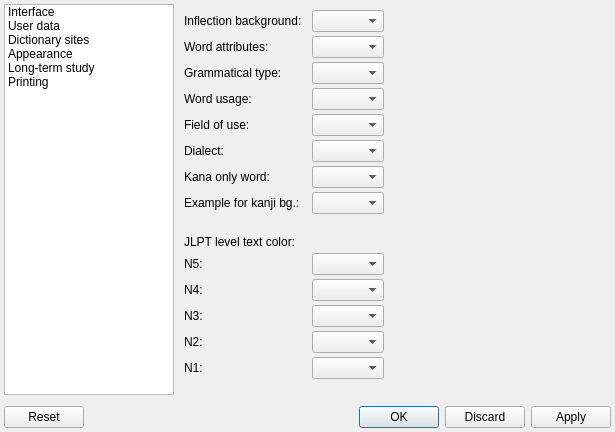
Old version of the form settingsform.ui in the repository z1dev/zkanji.
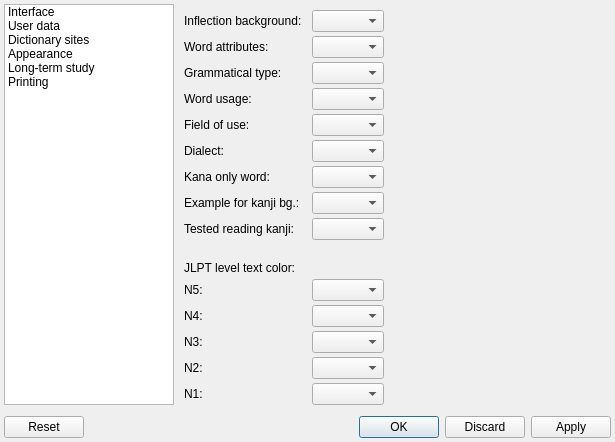
New version of the form. The open tabs and pages were chosen to show the change. Icons and pictures are not drawn. Custom widgets are drawn as their Qt base class.

Commit message: Fixes to the long term and normal study: *Hiding "show hint"  moved the undo box. *Wrong primary hint was used,  everything had the kanji hint. *Hint labels were changing sizes, *Coloring current kanji in words in the kanji reading practice window. *Added a new color setting for this.

What changed in the file:
```diff
--- a/settingsform.ui
+++ b/settingsform.ui
@@ -7,7 +7,7 @@
     <x>0</x>
     <y>0</y>
     <width>577</width>
-    <height>430</height>
+    <height>417</height>
    </rect>
   </property>
   <property name="windowTitle">
@@ -3300,7 +3300,7 @@
                 </property>
                </widget>
               </item>
-              <item row="8" column="1">
+              <item row="9" column="1">
                <spacer name="verticalSpacer_18">
                 <property name="orientation">
                  <enum>Qt::Vertical</enum>
@@ -3316,7 +3316,7 @@
                 </property>
                </spacer>
               </item>
-              <item row="10" column="0">
+              <item row="11" column="0">
                <widget class="QLabel" name="label_67">
                 <property name="sizePolicy">
                  <sizepolicy hsizetype="Fixed" vsizetype="Preferred">
@@ -3329,7 +3329,7 @@
                 </property>
                </widget>
               </item>
-              <item row="10" column="1">
+              <item row="11" column="1">
                <widget class="ZColorComboBox" name="colN5CBox">
                 <property name="sizePolicy">
                  <sizepolicy hsizetype="Fixed" vsizetype="Fixed">
@@ -3339,7 +3339,7 @@
                 </property>
                </widget>
               </item>
-              <item row="11" column="0">
+              <item row="12" column="0">
                <widget class="QLabel" name="label_68">
                 <property name="sizePolicy">
                  <sizepolicy hsizetype="Fixed" vsizetype="Preferred">
@@ -3352,7 +3352,7 @@
                 </property>
                </widget>
               </item>
-              <item row="11" column="1">
+              <item row="12" column="1">
                <widget class="ZColorComboBox" name="colN4CBox">
                 <property name="sizePolicy">
                  <sizepolicy hsizetype="Fixed" vsizetype="Fixed">
@@ -3362,7 +3362,7 @@
                 </property>
                </widget>
               </item>
-              <item row="12" column="0">
+              <item row="13" column="0">
                <widget class="QLabel" name="label_69">
                 <property name="sizePolicy">
                  <sizepolicy hsizetype="Fixed" vsizetype="Preferred">
@@ -3375,7 +3375,7 @@
                 </property>
                </widget>
               </item>
-              <item row="12" column="1">
+              <item row="13" column="1">
                <widget class="ZColorComboBox" name="colN3CBox">
                 <property name="sizePolicy">
                  <sizepolicy hsizetype="Fixed" vsizetype="Fixed">
@@ -3385,7 +3385,7 @@
                 </property>
                </widget>
               </item>
-              <item row="13" column="0">
+              <item row="14" column="0">
                <widget class="QLabel" name="label_70">
                 <property name="sizePolicy">
                  <sizepolicy hsizetype="Fixed" vsizetype="Preferred">
@@ -3398,7 +3398,7 @@
                 </property>
                </widget>
               </item>
-              <item row="13" column="1">
+              <item row="14" column="1">
                <widget class="ZColorComboBox" name="colN2CBox">
                 <property name="sizePolicy">
                  <sizepolicy hsizetype="Fixed" vsizetype="Fixed">
@@ -3408,7 +3408,7 @@
                 </property>
                </widget>
               </item>
-              <item row="14" column="0">
+              <item row="15" column="0">
                <widget class="QLabel" name="label_71">
                 <property name="sizePolicy">
                  <sizepolicy hsizetype="Fixed" vsizetype="Preferred">
@@ -3421,7 +3421,7 @@
                 </property>
                </widget>
               </item>
-              <item row="14" column="1">
+              <item row="15" column="1">
                <widget class="ZColorComboBox" name="colN1CBox">
                 <property name="sizePolicy">
                  <sizepolicy hsizetype="Fixed" vsizetype="Fixed">
@@ -3448,13 +3448,30 @@
                 </property>
                </widget>
               </item>
-              <item row="9" column="0" colspan="2">
+              <item row="10" column="0" colspan="2">
                <widget class="QLabel" name="label_66">
                 <property name="text">
                  <string>JLPT level text color:</string>
                 </property>
                </widget>
               </item>
+              <item row="8" column="1">
+               <widget class="ZColorComboBox" name="colKanjiTestPosCBox">
+                <property name="sizePolicy">
+                 <sizepolicy hsizetype="Fixed" vsizetype="Fixed">
+                  <horstretch>0</horstretch>
+                  <verstretch>0</verstretch>
+                 </sizepolicy>
+                </property>
+               </widget>
+              </item>
+              <item row="8" column="0">
+               <widget class="QLabel" name="label_129">
+                <property name="text">
+                 <string>Tested reading kanji:</string>
+                </property>
+               </widget>
+              </item>
              </layout>
             </widget>
             <widget class="QWidget" name="kanjiColorsPage">
@@ -5025,17 +5042,17 @@
  </widget>
  <layoutdefault spacing="6" margin="6"/>
  <customwidgets>
-  <customwidget>
-   <class>ZLineEdit</class>
-   <extends>QLineEdit</extends>
-   <header>zlineedit.h</header>
-  </customwidget>
   <customwidget>
    <class>DialogWindow</class>
    <extends>QMainWindow</extends>
    <header>dialogwindow.h</header>
    <container>1</container>
   </customwidget>
+  <customwidget>
+   <class>ZLineEdit</class>
+   <extends>QLineEdit</extends>
+   <header>zlineedit.h</header>
+  </customwidget>
   <customwidget>
    <class>ZListBox</class>
    <extends>QTableView</extends>
```
Left out of the diff: 4 changed lines with no effect on the pictures. The commit also changes 13 other files.
